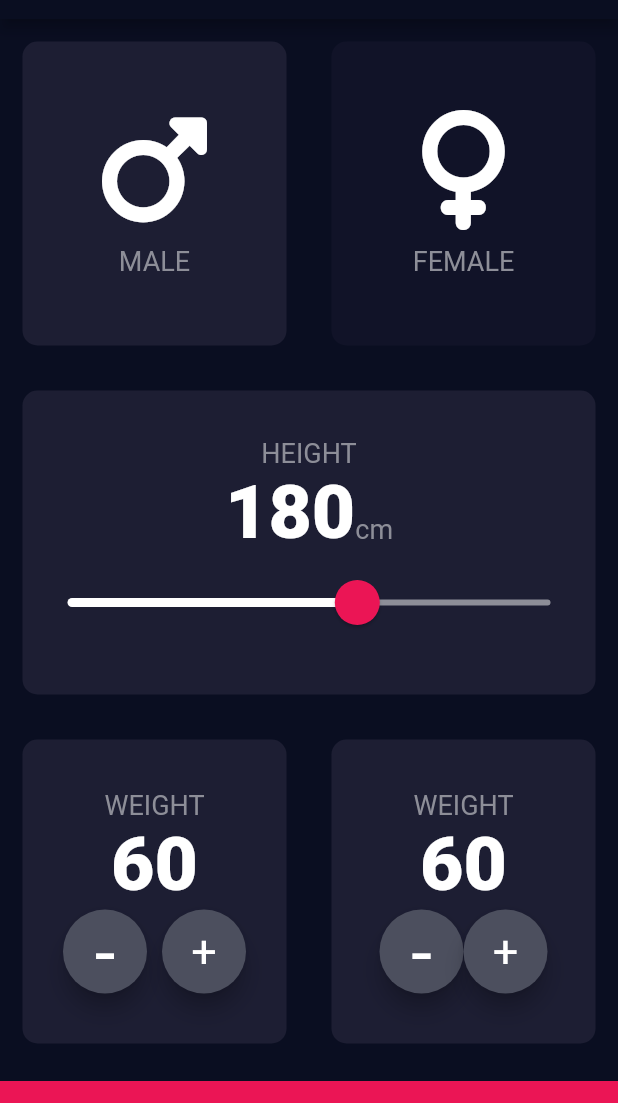
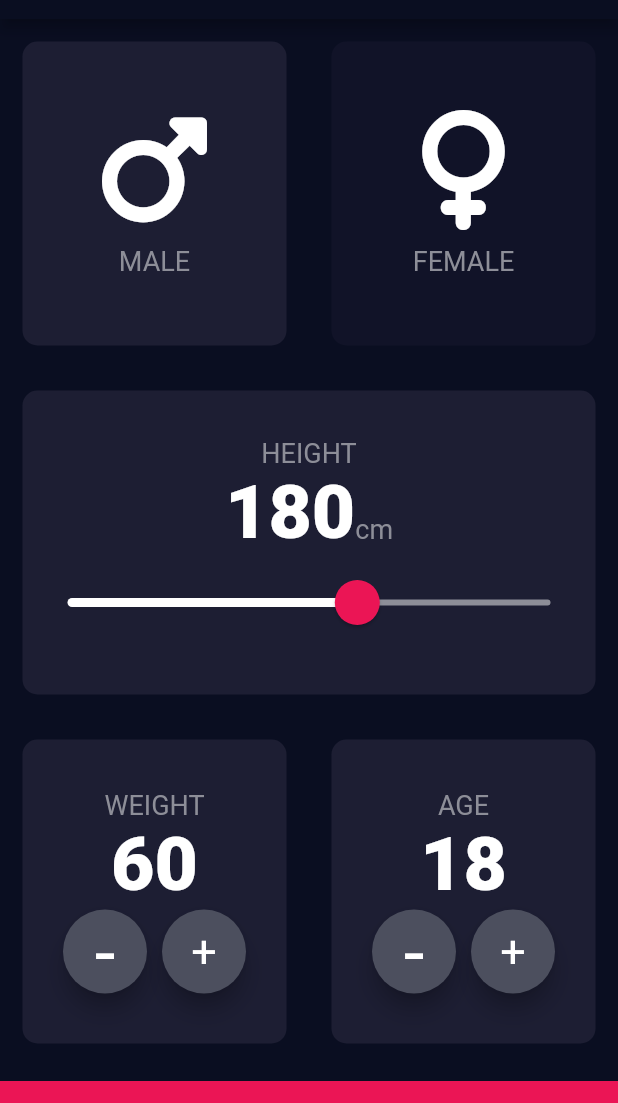
Before and after one commit to alriyadsouza/bmi_calculator, a Flutter app: the screen it shows after launch, on a phone screen of 412 x 824 dp, the part 65-1168 px from its top. Run offline on Flutter 3.47's test engine with Material 2 defaults, Android fonts, the phone set to English and light mode, and no system bars; our stand-ins replace font_awesome_flutter.

Commit message:
made changes

```diff
--- a/lib/input_page.dart
+++ b/lib/input_page.dart
@@ -16,6 +16,7 @@ class _InputPageState extends State<InputPage> {
   late Gender selectGender=Gender.male;
   int height=180;
   int weight=60;
+  int age=18;
 
     // Color malecardColor =inactivecardcolor;
     // Color femalecardColor=inactivecardcolor;
@@ -194,11 +195,11 @@ class _InputPageState extends State<InputPage> {
                     mainAxisAlignment: MainAxisAlignment.center,
                     children:[
                       const Text(
-                        'WEIGHT',
+                        'AGE',
                         style: klabelTextStyles,
                       ),
                       Text(
-                        weight.toString(),
+                        age.toString(),
                         style: kNumberTextStyles,
                       ),
                       Row(
@@ -213,10 +214,11 @@ class _InputPageState extends State<InputPage> {
                             ),
                             onPressed: (){
                               setState(() {
-                                weight--;
+                                age--;
                               });
                             },
                           ),
+                          SizedBox(width: 10.0,),
                           RoundIconButton(
                             icon:FontAwesomeIcons.plus,
                             child: const Text('+',
@@ -226,7 +228,7 @@ class _InputPageState extends State<InputPage> {
                             ),
                             onPressed: (){
                               setState(() {
-                                weight++;
+                                age++;
                               });
                             },
                           ),
--- a/lib/reusableCard.dart
+++ b/lib/reusableCard.dart
@@ -13,9 +13,7 @@ class reusableCard extends StatelessWidget {
   @override
   Widget build(BuildContext context) {
     return GestureDetector(
-      onTap: () {
-        onPress;
-      },
+      onTap: onPress as void Function()?,
       child: Container(
         child: cardChild,
         margin: EdgeInsets.all(15.0),
```
